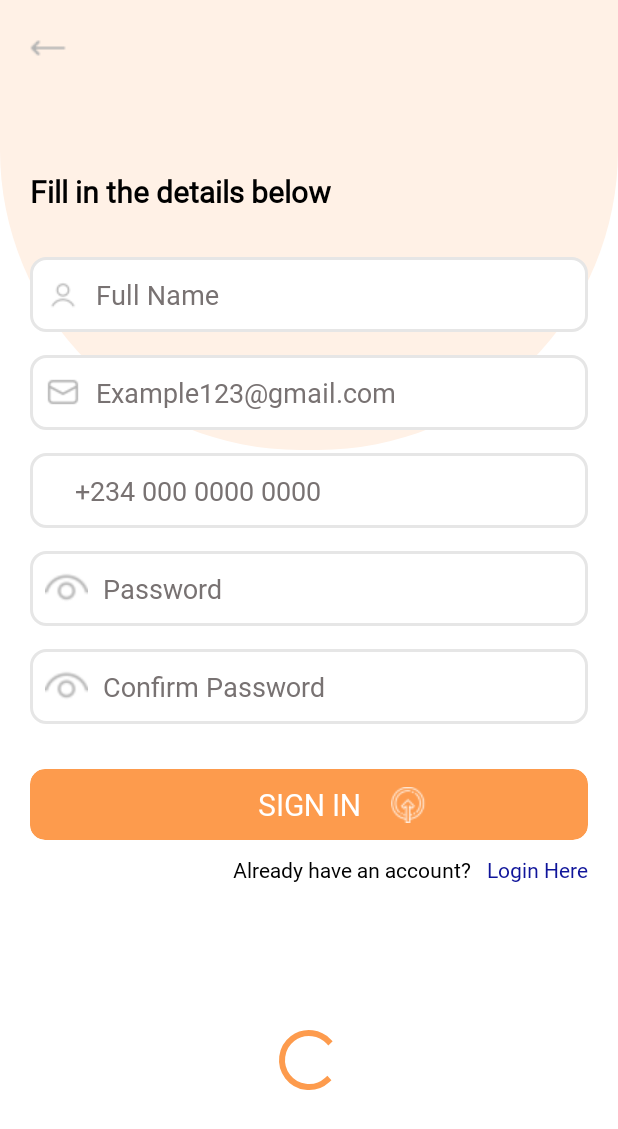
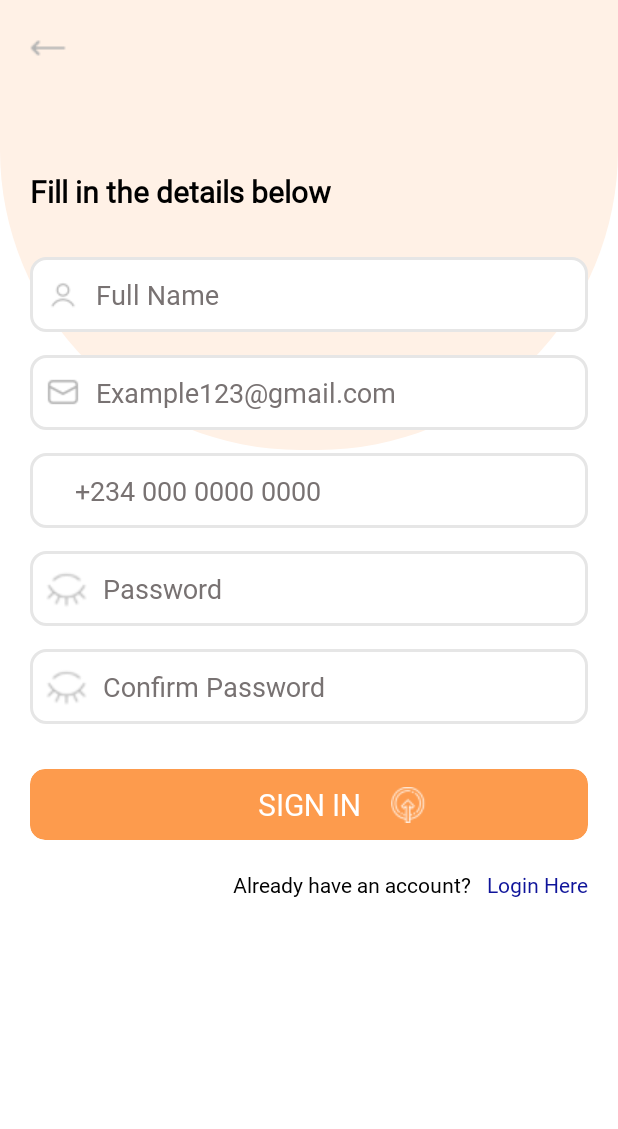
Before and after one commit to ronaldkelechi11/Cs-chat.2, an Android app: the Register screen opened directly, with no data from a screen before it, on a phone screen of 412 x 824 dp. Shown: the top 1129 px of the screen. Run offline under Robolectric (Android 15) with nearby library versions, the phone set to English and light mode, and no system bars; our stand-ins replace Firebase (no records; nobody signed in at launch, a user with empty details on screens opened directly).

Commit message:
Done with Register.java

```diff
--- a/app/src/main/res/layout/activity_register.xml
+++ b/app/src/main/res/layout/activity_register.xml
@@ -65,12 +65,8 @@
             android:singleLine="true"
             android:textColor="@color/black1"
             android:textColorHint="@color/black5" />
-
-        <Space
-            android:layout_width="match_parent"
-            android:layout_height="15dp" />
-
         <EditText
+            android:layout_marginTop="15dp"
             android:id="@+id/emailEditText"
             android:layout_width="match_parent"
             android:layout_height="50dp"
@@ -84,12 +80,8 @@
             android:singleLine="true"
             android:textColor="@color/black1"
             android:textColorHint="@color/black5" />
-
-        <Space
-            android:layout_width="match_parent"
-            android:layout_height="15dp" />
-
         <EditText
+            android:layout_marginTop="15dp"
             android:id="@+id/phoneEditText"
             android:layout_width="match_parent"
             android:layout_height="50dp"
@@ -101,11 +93,8 @@
             android:singleLine="true"
             android:textColor="@color/black1"
             android:textColorHint="@color/black5" />
-
-        <Space
-            android:layout_width="match_parent"
-            android:layout_height="15dp" />
         <TableRow
+            android:layout_marginTop="15dp"
             android:layout_width="match_parent"
             android:layout_height="50dp"
             android:background="@drawable/box_details"
@@ -115,7 +104,7 @@
             android:padding="10dp"
             android:layout_weight="1"
             android:layout_height="match_parent"
-            android:src="@drawable/open_eye"
+            android:src="@drawable/closed_eye"
             />
             <EditText
                 android:id="@+id/passwordEditText"
@@ -130,11 +119,9 @@
                 android:textColor="@color/black1"
                 android:textColorHint="@color/black5" />
         </TableRow>
-        <Space
-            android:layout_width="match_parent"
-            android:layout_height="15dp" />
+
         <TableRow
-
+            android:layout_marginTop="15dp"
             android:layout_width="match_parent"
             android:layout_height="50dp"
             android:background="@drawable/box_details"
@@ -144,7 +131,7 @@
                 android:padding="10dp"
                 android:layout_weight="1"
                 android:layout_height="match_parent"
-                android:src="@drawable/open_eye"
+                android:src="@drawable/closed_eye"
                 />
             <EditText
                 android:id="@+id/cpasswordEditText"
@@ -211,7 +198,7 @@
         android:layout_width="wrap_content"
         android:layout_height="wrap_content"
         android:layout_marginHorizontal="20dp"
-        android:layout_marginTop="10dp"
+        android:layout_marginTop="20dp"
         android:onClick="toLogin"
         app:layout_constraintEnd_toEndOf="parent"
         app:layout_constraintTop_toBottomOf="@+id/cardView4">
@@ -246,10 +233,11 @@
     </androidx.constraintlayout.widget.ConstraintLayout>
 
     <ProgressBar
+        android:id="@+id/progressBarReg"
         android:layout_width="wrap_content"
         android:layout_height="wrap_content"
         android:indeterminateTint="@color/secondary1"
-        android:visibility="visible"
+        android:visibility="gone"
         app:layout_constraintBottom_toBottomOf="parent"
         app:layout_constraintEnd_toEndOf="parent"
         app:layout_constraintStart_toStartOf="parent"
```
Also changed, not shown: app/src/main/java/com/bms/cschat/Register.java (+72 -7 lines), app/src/main/java/com/bms/cschat/classes/User.java (+23 -11 lines), app/src/main/res/layout/activity_upload_user_image.xml (+5 -5 lines).
